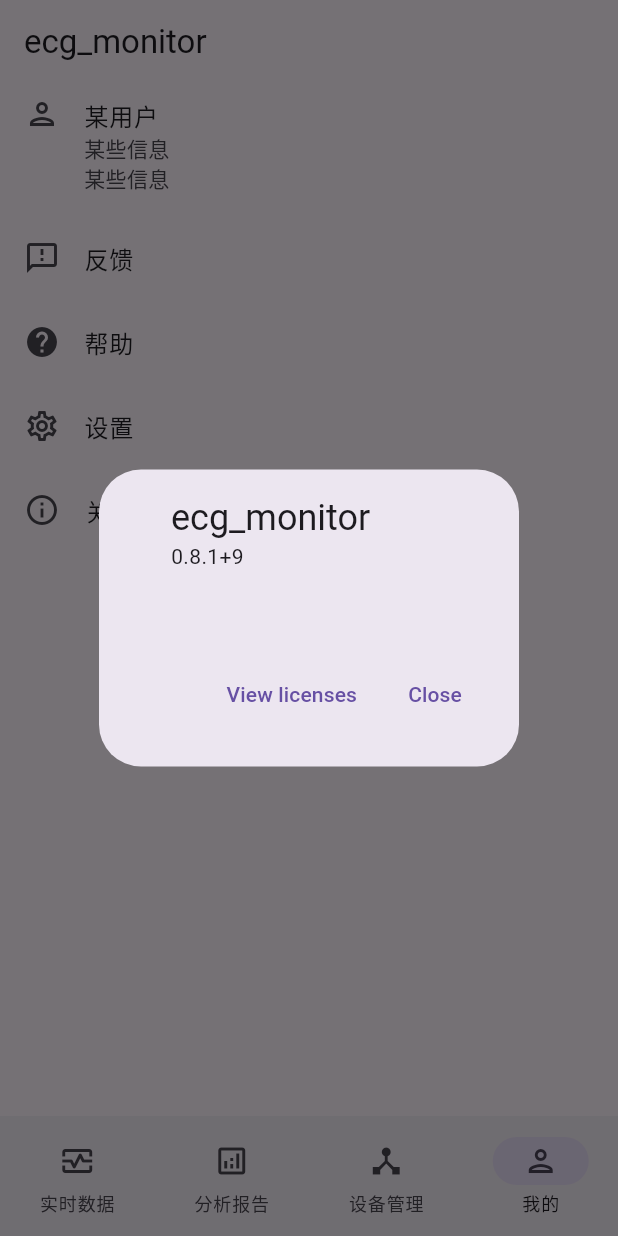
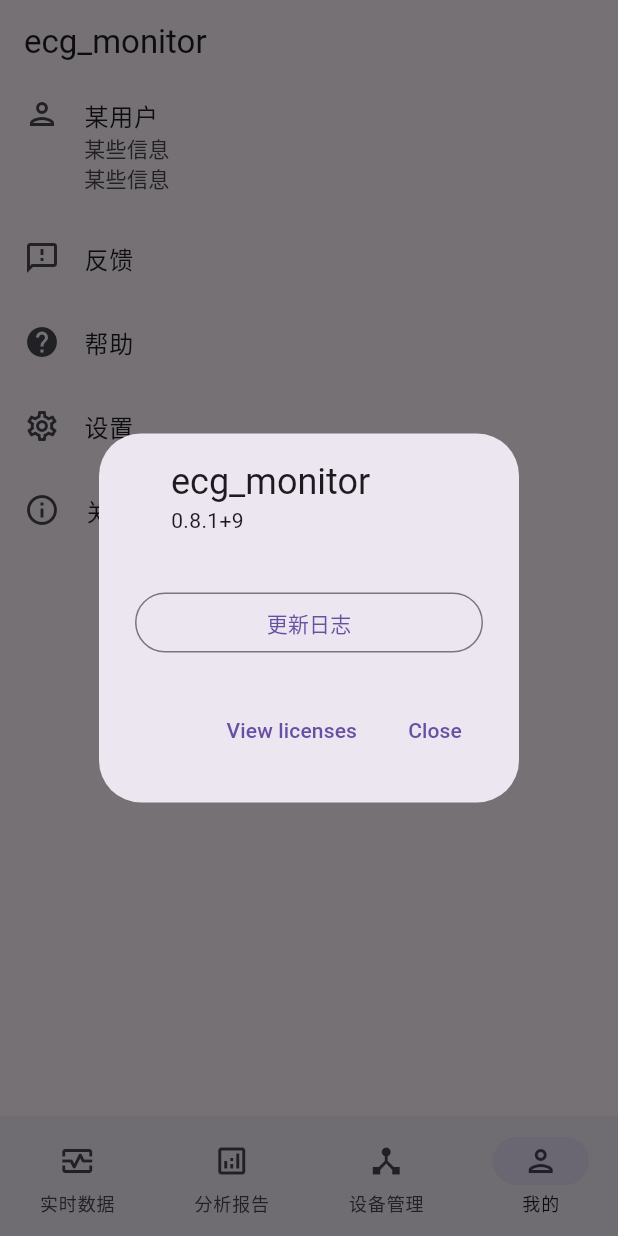
Before and after one commit to CCXXXI/ecg_monitor, a Flutter app: the Mine screen opened by its route, after a tap on "关于", on a phone screen of 412 x 824 dp. Run offline on Flutter 3.47's test engine with Material 2 defaults, Android fonts, the phone set to English and light mode, and no system bars; our stand-ins replace fl_chart, flutter_riverpod, go_router, package_info_plus, riverpod_annotation and 2 more; missing offline and left inert: dart:ffi, flex_color_picker; accounts and stored records are empty; generated files the repository leaves out were written again; statements that could not run were skipped; project files that could hold a hidden picture were left out.

Commit message:
feat(mine): changelog in about

```diff
--- a/lib/mine/mine.dart
+++ b/lib/mine/mine.dart
@@ -34,6 +34,12 @@ class Mine extends StatelessWidget {
         AboutListTile(
           icon: const Icon(Icons.info_outlined),
           applicationVersion: Strings.version,
+          aboutBoxChildren: [
+            OutlinedButton(
+              onPressed: () => launchUrl(Urls.changelog),
+              child: const Text(Strings.changelog),
+            ),
+          ],
           child: const Text(Strings.about),
         ),
       ],
--- a/lib/utils/constants.dart
+++ b/lib/utils/constants.dart
@@ -40,13 +40,15 @@ class Strings {
   static const String about = "关于";
   static late final String appName;
   static late final String version;
-  static late final String license;
+  static const String changelog = "更新日志";
 }
 
 class Urls {
   static const String _repo = "https://github.com/CCXXXI/ecg_monitor";
+  static const String _blob = "$_repo/blob/main";
 
   static final Uri issues = Uri.parse("$_repo/issues");
+  static final Uri changelog = Uri.parse("$_blob/CHANGELOG.md#changelog");
 }
 
 Future<void> initConstants() async {
```
